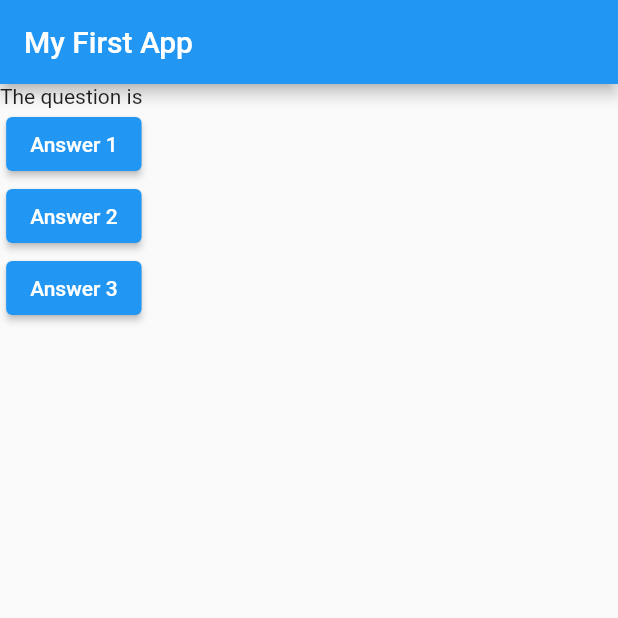
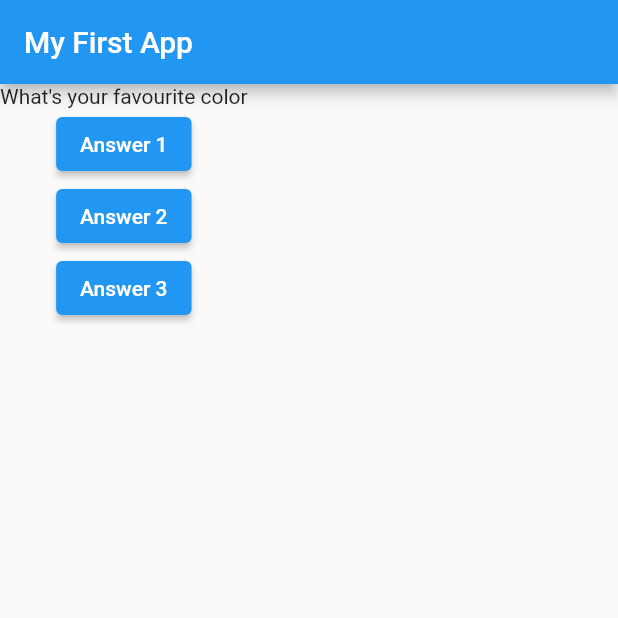
Before and after one commit to Saumya-Purohit/flutter_complete_guide, a Flutter app: the screen it shows after launch, on a phone screen of 412 x 824 dp, the top half of it. Run offline on Flutter 3.47's test engine with Material 2 defaults, Android fonts, the phone set to English and light mode, and no system bars.

Commit message:
Using element at for functions

```diff
--- a/lib/main.dart
+++ b/lib/main.dart
@@ -25,7 +25,7 @@ class MyApp extends StatelessWidget {
         ),
         body: Column(
           children: [
-            Text('The question is '),
+            Text(questions.elementAt(0)),
             ElevatedButton(
               child: Text('Answer 1'),
               onPressed: answerQuestion,
```
